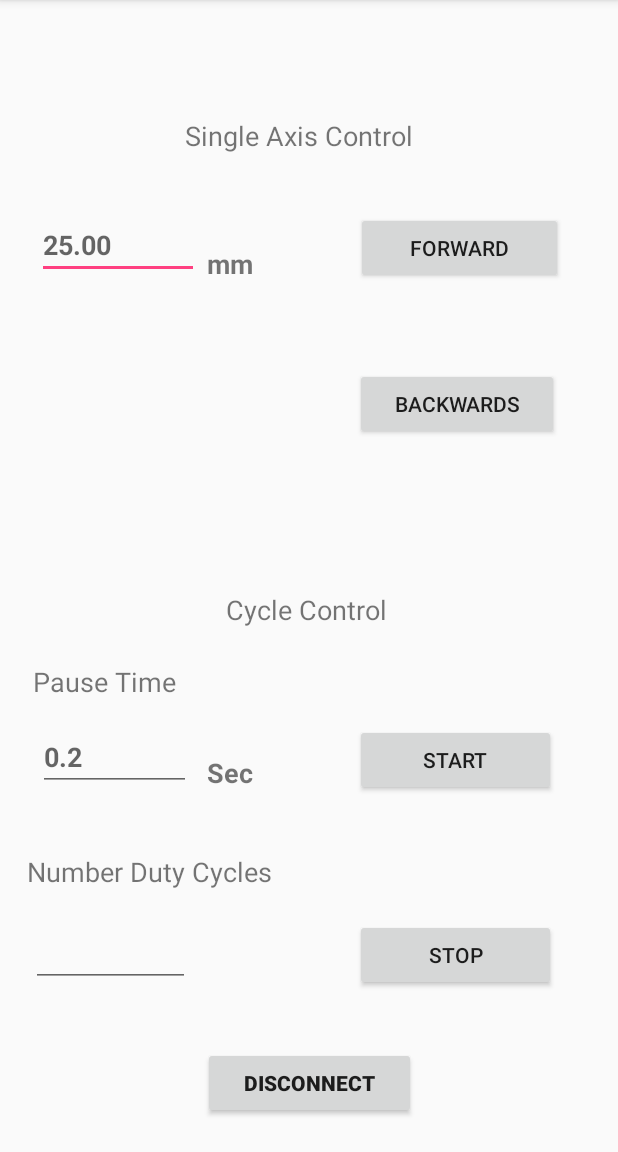
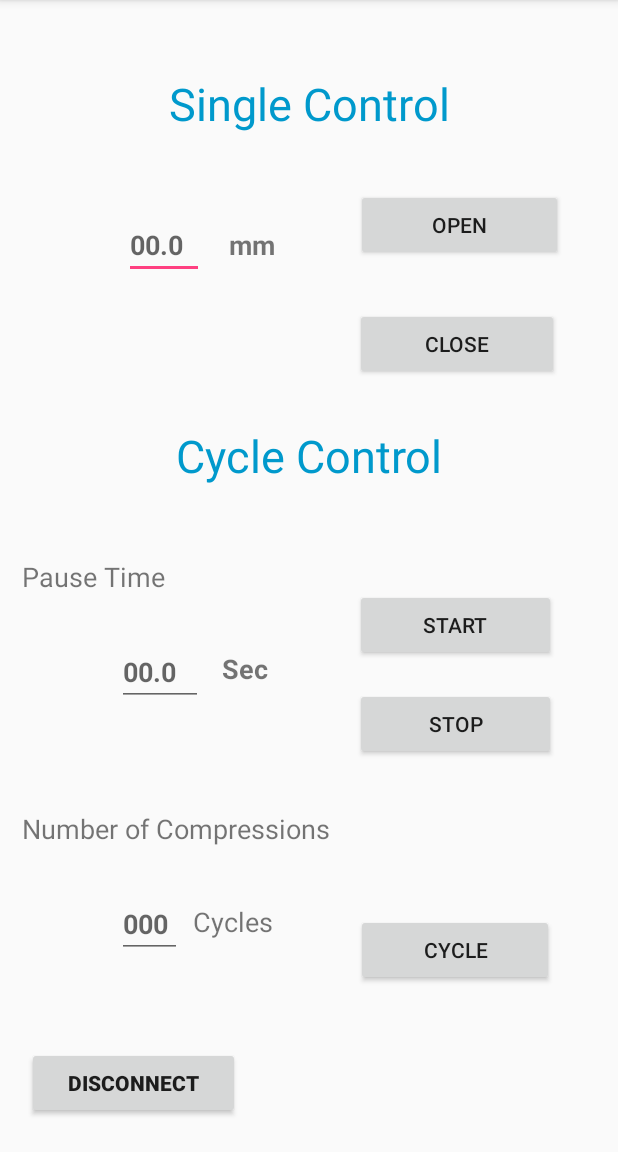
Before and after one commit to Kosik-Chris/MotorControl, an Android app: the MainActivity screen opened directly, with no data from a screen before it, on a phone screen of 412 x 824 dp, the part 84-1236 px from its top. Run offline under Robolectric (Android 15) with nearby library versions, the phone set to English and light mode, and no system bars; 3 statements that could not run were skipped.

Commit message:
added the bt commands

```diff
--- a/app/src/main/java/j/chris/kosik/dualmotorcontrol/MainActivity.java
+++ b/app/src/main/java/j/chris/kosik/dualmotorcontrol/MainActivity.java
@@ -22,7 +22,7 @@ import java.util.UUID;
 
 public class MainActivity extends AppCompatActivity {
 
-    Button forwardBtn,backwardsBtn,startBtn,stopBtn,discBtn;
+    Button forwardBtn,backwardsBtn,startBtn,stopBtn,discBtn,cycleBtn;
 
     String address = null;
 
@@ -41,49 +41,61 @@ public class MainActivity extends AppCompatActivity {
 
         setContentView(R.layout.activity_main);
 
-        EditText distanceInput = findViewById(R.id.numericTxtInput);
-        EditText timeInput = findViewById(R.id.timeTxtInput);
-        EditText cycleInput = findViewById(R.id.numdutycyclesTxtInput);
-        final String distancse = distanceInput.getText().toString();
-        final String distance = distanceInput.getText().toString();
-        final String time = timeInput.getText().toString();
-        final String dutyCycles = cycleInput.getText().toString();
+        final EditText distanceInput = findViewById(R.id.numericTxtInput);
+        final EditText timeInput = findViewById(R.id.timeTxtInput);
+        final EditText cycleInput = findViewById(R.id.numdutycyclesTxtInput);
+
 
         forwardBtn = findViewById(R.id.forwardBtn);
         backwardsBtn = findViewById(R.id.backwardsBtn);
         startBtn = findViewById(R.id.StartBtn);
         stopBtn = findViewById(R.id.StopBtn);
+        cycleBtn = findViewById(R.id.cycleBtn);
         discBtn = findViewById(R.id.disconnectBtn);
 
 
         new ConnectBT().execute();
 
         forwardBtn.setOnClickListener(new View.OnClickListener() {
+
             @Override
             public void onClick(View v) {
-                sendSignal(distance);
+                String distancea = distanceInput.getText().toString();
+                sendSignal("a"+distancea+"z");
             }
         });
 
         backwardsBtn.setOnClickListener(new View.OnClickListener() {
             @Override
             public void onClick(View v) {
-                sendSignal(distance);
+                String distanceb = distanceInput.getText().toString();
+                sendSignal("b"+distanceb+"z");
             }
         });
 
         startBtn.setOnClickListener(new View.OnClickListener() {
             @Override
             public void onClick(View v) {
-                sendCycleSignal(time,dutyCycles);
+                String distance = distanceInput.getText().toString();
+                String time = timeInput.getText().toString();
+                sendSignal("c"+distance+time+"z");
             }
         });
 
+        cycleBtn.setOnClickListener(new View.OnClickListener() {
+            @Override
+            public void onClick(View v) {
+                String distance = distanceInput.getText().toString();
+                String time = timeInput.getText().toString();
+                String cycle = cycleInput.getText().toString();
+                sendSignal("e"+distance+time+cycle+"z");
+            }
+        });
         stopBtn.setOnClickListener(new View.OnClickListener() {
             @Override
             public void onClick(View v) {
                 //Send 0,0 to stop? have arduino do a return function?
-                sendCycleSignal("0","0");
+                sendSignal("dz");
             }
         });
 
--- a/app/src/main/res/layout/activity_main.xml
+++ b/app/src/main/res/layout/activity_main.xml
@@ -9,57 +9,58 @@
 
     <EditText
         android:id="@+id/numericTxtInput"
-        android:layout_width="108dp"
+        android:layout_width="53dp"
         android:layout_height="wrap_content"
         android:ems="10"
-        android:hint="25.00"
+        android:hint="00.0"
         android:inputType="textPersonName"
+        android:textAlignment="viewStart"
         android:textStyle="bold"
         app:layout_constraintBottom_toBottomOf="parent"
         app:layout_constraintEnd_toStartOf="@+id/forwardBtn"
-        app:layout_constraintHorizontal_bias="0.19"
+        app:layout_constraintHorizontal_bias="0.45"
         app:layout_constraintStart_toStartOf="parent"
         app:layout_constraintTop_toTopOf="parent"
         app:layout_constraintVertical_bias="0.195" />
 
     <EditText
         android:id="@+id/timeTxtInput"
-        android:layout_width="102dp"
+        android:layout_width="57dp"
         android:layout_height="wrap_content"
         android:ems="10"
-        android:hint="0.2"
+        android:hint="00.0"
         android:inputType="textPersonName"
         android:textStyle="bold"
         app:layout_constraintBottom_toBottomOf="parent"
         app:layout_constraintEnd_toEndOf="parent"
-        app:layout_constraintHorizontal_bias="0.081"
+        app:layout_constraintHorizontal_bias="0.22"
         app:layout_constraintStart_toStartOf="parent"
         app:layout_constraintTop_toTopOf="parent"
-        app:layout_constraintVertical_bias="0.667" />
+        app:layout_constraintVertical_bias="0.589" />
 
     <Button
         android:id="@+id/forwardBtn"
         android:layout_width="138dp"
         android:layout_height="wrap_content"
-        android:text="Forward"
+        android:text="Open"
         app:layout_constraintBottom_toBottomOf="parent"
         app:layout_constraintEnd_toEndOf="parent"
         app:layout_constraintHorizontal_bias="0.865"
         app:layout_constraintStart_toStartOf="parent"
         app:layout_constraintTop_toTopOf="parent"
-        app:layout_constraintVertical_bias="0.196" />
+        app:layout_constraintVertical_bias="0.175" />
 
     <Button
         android:id="@+id/backwardsBtn"
         android:layout_width="136dp"
         android:layout_height="wrap_content"
-        android:text="Backwards"
+        android:text="Close"
         app:layout_constraintBottom_toBottomOf="parent"
         app:layout_constraintEnd_toEndOf="parent"
         app:layout_constraintHorizontal_bias="0.858"
         app:layout_constraintStart_toStartOf="parent"
         app:layout_constraintTop_toTopOf="parent"
-        app:layout_constraintVertical_bias="0.341" />
+        app:layout_constraintVertical_bias="0.285" />
 
     <Button
         android:id="@+id/StartBtn"
@@ -71,7 +72,7 @@
         app:layout_constraintHorizontal_bias="0.852"
         app:layout_constraintStart_toStartOf="parent"
         app:layout_constraintTop_toTopOf="parent"
-        app:layout_constraintVertical_bias="0.67" />
+        app:layout_constraintVertical_bias="0.545" />
 
     <Button
         android:id="@+id/StopBtn"
@@ -83,46 +84,51 @@
         app:layout_constraintHorizontal_bias="0.852"
         app:layout_constraintStart_toStartOf="parent"
         app:layout_constraintTop_toTopOf="parent"
-        app:layout_constraintVertical_bias="0.851" />
+        app:layout_constraintVertical_bias="0.637" />
 
     <EditText
         android:id="@+id/numdutycyclesTxtInput"
-        android:layout_width="106dp"
+        android:layout_width="43dp"
         android:layout_height="wrap_content"
         android:ems="10"
+        android:hint="000"
         android:inputType="textPersonName"
         android:textStyle="bold"
         app:layout_constraintBottom_toBottomOf="parent"
         app:layout_constraintEnd_toEndOf="parent"
-        app:layout_constraintHorizontal_bias="0.068"
+        app:layout_constraintHorizontal_bias="0.211"
         app:layout_constraintStart_toStartOf="parent"
         app:layout_constraintTop_toTopOf="parent"
-        app:layout_constraintVertical_bias="0.848" />
+        app:layout_constraintVertical_bias="0.821" />
 
     <TextView
         android:id="@+id/singleAxisTxt"
-        android:layout_width="166dp"
-        android:layout_height="33dp"
-        android:text="Single Axis Control"
-        android:textSize="18sp"
+        android:layout_width="251dp"
+        android:layout_height="56dp"
+        android:text="Single Control"
+        android:textAlignment="center"
+        android:textColor="@android:color/holo_blue_dark"
+        android:textSize="30sp"
+        app:layout_constraintBottom_toBottomOf="parent"
+        app:layout_constraintEnd_toEndOf="parent"
+        app:layout_constraintHorizontal_bias="0.503"
+        app:layout_constraintStart_toStartOf="parent"
+        app:layout_constraintTop_toTopOf="parent"
+        app:layout_constraintVertical_bias="0.068" />
+
+    <TextView
+        android:id="@+id/cycleControlTxt"
+        android:layout_width="234dp"
+        android:layout_height="55dp"
+        android:text="Cycle Control"
+        android:textAlignment="center"
+        android:textColor="@android:color/holo_blue_dark"
+        android:textSize="30sp"
         app:layout_constraintBottom_toBottomOf="parent"
         app:layout_constraintEnd_toEndOf="parent"
         app:layout_constraintStart_toStartOf="parent"
         app:layout_constraintTop_toTopOf="parent"
-        app:layout_constraintVertical_bias="0.106" />
-
-    <TextView
-        android:id="@+id/cycleControlTxt"
-        android:layout_width="111dp"
-        android:layout_height="29dp"
-        android:text="Cycle Control"
-        android:textSize="18sp"
-        app:layout_constraintBottom_toBottomOf="parent"
-        app:layout_constraintEnd_toEndOf="parent"
-        app:layout_constraintHorizontal_bias="0.501"
-        app:layout_constraintStart_toStartOf="parent"
-        app:layout_constraintTop_toTopOf="parent"
-        app:layout_constraintVertical_bias="0.533" />
+        app:layout_constraintVertical_bias="0.398" />
 
     <android.support.constraint.Guideline
         android:id="@+id/guideline"
@@ -161,17 +167,18 @@
 
     <TextView
         android:id="@+id/unitTxt"
-        android:layout_width="32dp"
+        android:layout_width="40dp"
         android:layout_height="29dp"
         android:text="mm"
+        android:textAlignment="center"
         android:textSize="18sp"
         android:textStyle="bold"
         app:layout_constraintBottom_toBottomOf="parent"
         app:layout_constraintEnd_toEndOf="parent"
-        app:layout_constraintHorizontal_bias="0.363"
+        app:layout_constraintHorizontal_bias="0.398"
         app:layout_constraintStart_toStartOf="parent"
         app:layout_constraintTop_toTopOf="parent"
-        app:layout_constraintVertical_bias="0.221" />
+        app:layout_constraintVertical_bias="0.204" />
 
     <TextView
         android:id="@+id/timeUnitsTxt"
@@ -182,36 +189,35 @@
         android:textStyle="bold"
         app:layout_constraintBottom_toBottomOf="parent"
         app:layout_constraintEnd_toEndOf="parent"
-        app:layout_constraintHorizontal_bias="0.369"
+        app:layout_constraintHorizontal_bias="0.395"
         app:layout_constraintStart_toStartOf="parent"
         app:layout_constraintTop_toTopOf="parent"
-        app:layout_constraintVertical_bias="0.679" />
+        app:layout_constraintVertical_bias="0.585" />
 
     <TextView
         android:id="@+id/numDutyCyclesTxt"
-        android:layout_width="174dp"
+        android:layout_width="271dp"
         android:layout_height="27dp"
-        android:text="Number Duty Cycles"
+        android:text="Number of Compressions"
         android:textSize="18sp"
         app:layout_constraintBottom_toBottomOf="parent"
         app:layout_constraintEnd_toEndOf="parent"
-        app:layout_constraintHorizontal_bias="0.076"
+        app:layout_constraintHorizontal_bias="0.103"
         app:layout_constraintStart_toStartOf="parent"
         app:layout_constraintTop_toTopOf="parent"
-        app:layout_constraintVertical_bias="0.768" />
+        app:layout_constraintVertical_bias="0.729" />
 
     <TextView
         android:id="@+id/pauseTimeTxt"
-        android:layout_width="wrap_content"
+        android:layout_width="143dp"
         android:layout_height="wrap_content"
         android:text="Pause Time"
         android:textSize="18sp"
         app:layout_constraintBottom_toBottomOf="parent"
         app:layout_constraintEnd_toEndOf="parent"
-        app:layout_constraintHorizontal_bias="0.069"
+        app:layout_constraintHorizontal_bias="0.055"
         app:layout_constraintStart_toStartOf="parent"
-        app:layout_constraintTop_toTopOf="parent"
-        app:layout_constraintVertical_bias="0.595" />
+        app:layout_constraintTop_toTopOf="parent" />
 
     <Button
         android:id="@+id/disconnectBtn"
@@ -221,7 +227,42 @@
         android:textStyle="bold"
         app:layout_constraintBottom_toBottomOf="parent"
         app:layout_constraintEnd_toEndOf="parent"
+        app:layout_constraintHorizontal_bias="0.066"
         app:layout_constraintStart_toStartOf="parent"
         app:layout_constraintTop_toTopOf="parent"
         app:layout_constraintVertical_bias="0.969" />
+
+    <Button
+        android:id="@+id/cycleBtn"
+        android:layout_width="132dp"
+        android:layout_height="wrap_content"
+        android:layout_marginBottom="8dp"
+        android:layout_marginEnd="8dp"
+        android:layout_marginStart="8dp"
+        android:layout_marginTop="8dp"
+        android:text="Cycle"
+        app:layout_constraintBottom_toBottomOf="parent"
+        app:layout_constraintEnd_toEndOf="parent"
+        app:layout_constraintHorizontal_bias="0.868"
+        app:layout_constraintStart_toStartOf="parent"
+        app:layout_constraintTop_toTopOf="parent"
+        app:layout_constraintVertical_bias="0.854" />
+
+    <TextView
+        android:id="@+id/textView2"
+        android:layout_width="71dp"
+        android:layout_height="wrap_content"
+        android:layout_marginBottom="8dp"
+        android:layout_marginEnd="8dp"
+        android:layout_marginStart="8dp"
+        android:layout_marginTop="8dp"
+        android:text="Cycles"
+        android:textAlignment="viewStart"
+        android:textSize="18sp"
+        app:layout_constraintBottom_toBottomOf="parent"
+        app:layout_constraintEnd_toEndOf="parent"
+        app:layout_constraintHorizontal_bias="0.371"
+        app:layout_constraintStart_toStartOf="parent"
+        app:layout_constraintTop_toTopOf="parent"
+        app:layout_constraintVertical_bias="0.817" />
 </android.support.constraint.ConstraintLayout>
```
